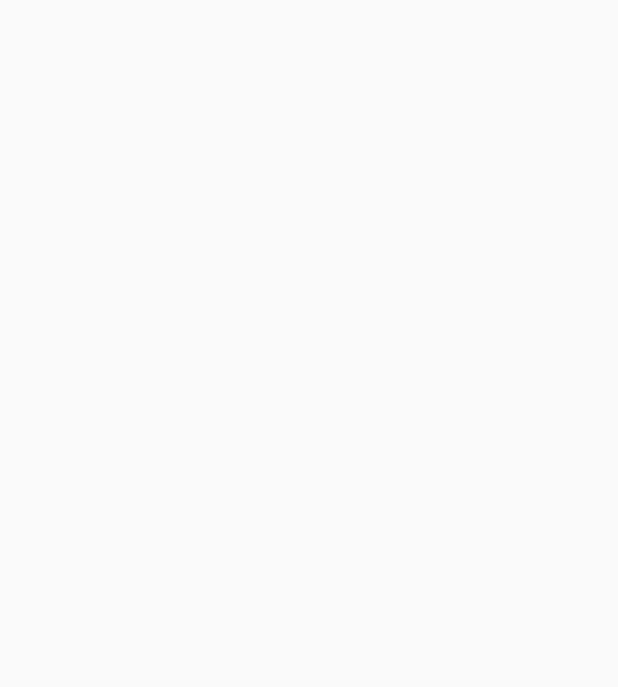
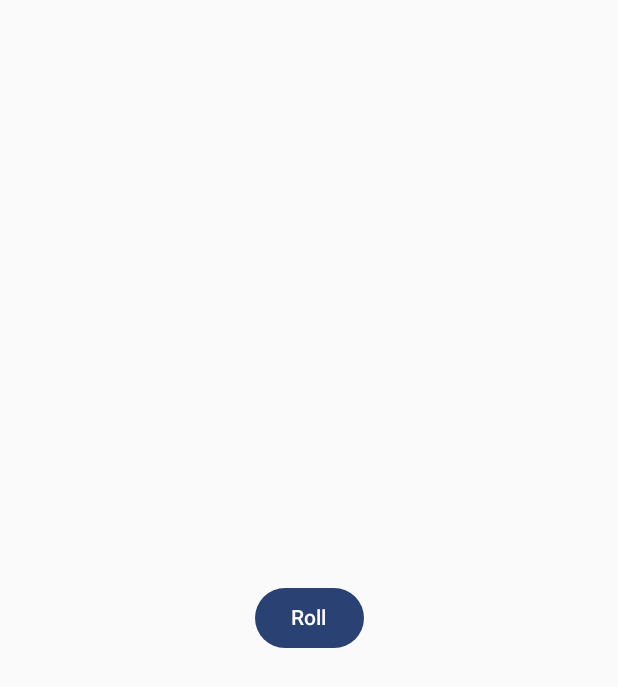
Before and after one commit to ErnestoJacRos/DiceRollDos, an Android app built with Jetpack Compose: the screen it shows after launch (MainActivity), on a phone screen of 412 x 824 dp. Before the commit the part shown is empty. Shown: the top 687 px of the screen. Run offline under Robolectric (Android 15) with nearby library versions, the phone set to English and light mode, and no system bars.

Commit message:
agregamos Button

```diff
--- a/app/src/main/java/com/jacrosdevs/dicerollerdos/MainActivity.kt
+++ b/app/src/main/java/com/jacrosdevs/dicerollerdos/MainActivity.kt
@@ -8,12 +8,14 @@ import androidx.compose.foundation.layout.Column
 import androidx.compose.foundation.layout.fillMaxSize
 import androidx.compose.foundation.layout.padding
 import androidx.compose.foundation.layout.wrapContentSize
+import androidx.compose.material3.Button
 import androidx.compose.material3.Scaffold
 import androidx.compose.material3.Surface
 import androidx.compose.material3.Text
 import androidx.compose.runtime.Composable
 import androidx.compose.ui.Alignment
 import androidx.compose.ui.Modifier
+import androidx.compose.ui.res.stringResource
 import androidx.compose.ui.tooling.preview.Preview
 import com.jacrosdevs.dicerollerdos.ui.theme.DiceRollerDosTheme
 
@@ -42,6 +44,8 @@ fun DiceWithButtonAndImage(modifier: Modifier = Modifier) {
         modifier = modifier,
         horizontalAlignment = Alignment.CenterHorizontally
     ) {
-
+        Button(onClick = { /*TODO*/ }) {
+            Text(text = stringResource(id = R.string.roll))
+        }
     }
 }
```
